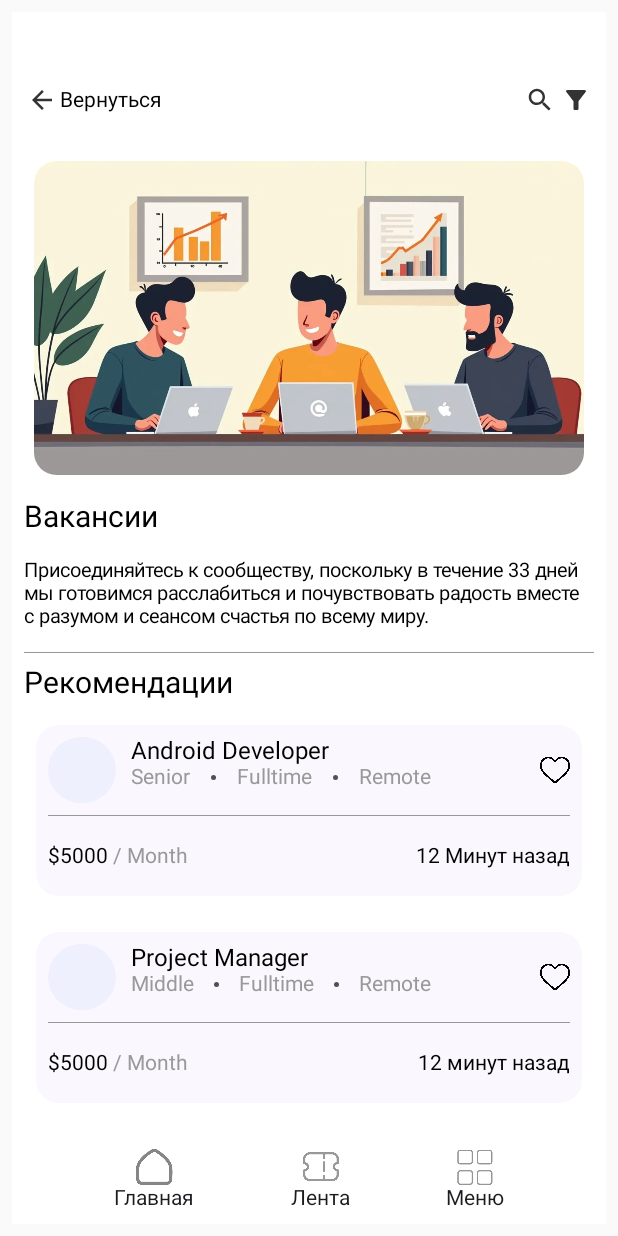
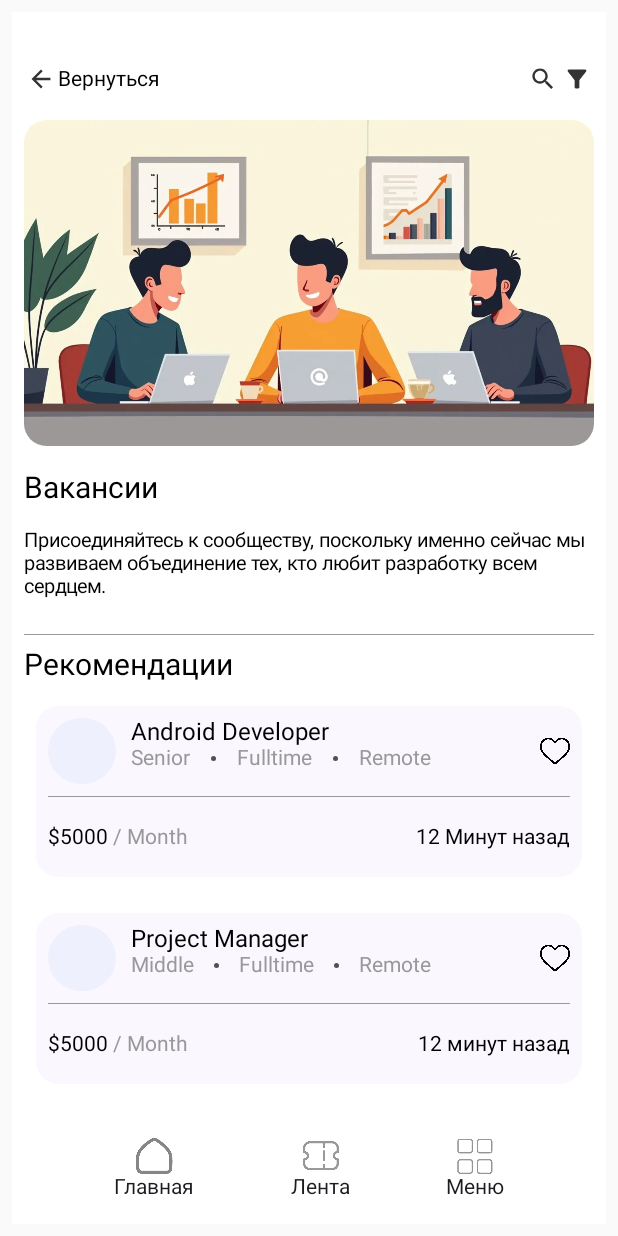
Before and after one commit to AlexUnderTheLulz/Nexify, an Android app built with Jetpack Compose: the VacancyScreen screen opened through its navigation route, on a phone screen of 412 x 824 dp. Run offline under Robolectric (Android 15) with nearby library versions, the phone set to English and light mode, and no system bars.

Commit message:
New screens

```diff
--- a/app/src/main/java/com/example/nexify/VacancyScreen.kt
+++ b/app/src/main/java/com/example/nexify/VacancyScreen.kt
@@ -9,6 +9,7 @@ import androidx.compose.foundation.layout.Box
 import androidx.compose.foundation.layout.Column
 import androidx.compose.foundation.layout.Row
 import androidx.compose.foundation.layout.Spacer
+import androidx.compose.foundation.layout.fillMaxHeight
 import androidx.compose.foundation.layout.fillMaxSize
 import androidx.compose.foundation.layout.fillMaxWidth
 import androidx.compose.foundation.layout.height
@@ -26,6 +27,7 @@ import androidx.compose.ui.Modifier
 import androidx.compose.ui.draw.clip
 import androidx.compose.ui.graphics.Canvas
 import androidx.compose.ui.graphics.Color
+import androidx.compose.ui.input.pointer.motionEventSpy
 import androidx.compose.ui.res.colorResource
 import androidx.compose.ui.res.painterResource
 import androidx.compose.ui.tooling.preview.Preview
@@ -35,7 +37,7 @@ import androidx.navigation.NavController
 import androidx.navigation.compose.rememberNavController
 
 
-@Preview
+@Preview(showSystemUi = true)
 @Composable
 fun MainVacancy(){
     Vacancy(jobs, navController = rememberNavController())
@@ -51,7 +53,8 @@ fun Vacancy(vacancies: List<Vacancy>, navController: NavController){
         .background(color = Color.White),
         verticalArrangement = Arrangement.SpaceBetween) {
 
-        Column(){
+        Column(modifier = Modifier
+            .weight(1f)){
 
         // Отступ сверху
             Row(
@@ -64,7 +67,7 @@ fun Vacancy(vacancies: List<Vacancy>, navController: NavController){
             Row(modifier = Modifier
                 .fillMaxWidth()
                 .padding(8.dp)
-                .height(50.dp),
+                .weight(1f),
             horizontalArrangement = Arrangement.SpaceBetween,
             verticalAlignment = Alignment.CenterVertically
             ) {
@@ -98,13 +101,12 @@ fun Vacancy(vacancies: List<Vacancy>, navController: NavController){
         Row(
             modifier = Modifier
                 .fillMaxWidth()
-                .height(225.dp)
+                .weight(6f)
                 .padding(8.dp),
             horizontalArrangement = Arrangement.Center
         ) {
 
             Image(modifier = Modifier
-                   // .size(400.dp)
                 .clip(shape = RoundedCornerShape(15.dp)),
 
                 painter = painterResource(
@@ -117,7 +119,7 @@ fun Vacancy(vacancies: List<Vacancy>, navController: NavController){
         Row(
             modifier = Modifier
                 .fillMaxWidth()
-                .height(40.dp)
+                .weight(1f)
                 .padding(8.dp)
         ) {
 
@@ -130,13 +132,13 @@ fun Vacancy(vacancies: List<Vacancy>, navController: NavController){
         Row(
             modifier = Modifier
                 .fillMaxWidth()
-                .height(70.dp)
+                .weight(2f)
                 .padding(8.dp)
         ) {
 
             Text(
                 fontSize = 13.sp,
-                text = "Присоединяйтесь к сообществу, поскольку в течение 33 дней мы готовимся расслабиться и почувствовать радость вместе с разумом и сеансом счастья по всему миру."
+                text = "Присоединяйтесь к сообществу, поскольку именно сейчас мы развиваем объединение тех, кто любит разработку всем сердцем."
             )
         }
 
@@ -150,7 +152,7 @@ fun Vacancy(vacancies: List<Vacancy>, navController: NavController){
         Row(
             modifier = Modifier
                 .fillMaxWidth()
-                .height(40.dp)
+                .weight(1f)
                 .padding(8.dp)
         ) {
 
@@ -159,18 +161,21 @@ fun Vacancy(vacancies: List<Vacancy>, navController: NavController){
                 text = "Рекомендации"
             )
         }
+
+            LazyColumn (modifier = Modifier
+                .weight(7f)
+                .padding(start = 8.dp, end = 8.dp)){
+                items(vacancies) { vacancy ->
+                    VacancyCard(vacancy = vacancy)
+                    Spacer(
+                        modifier = Modifier
+                        .height(8.dp)
+                    )
+                }
+
+
+            }
     }
-
-        // сделать высоту динамической, чтобы не перекрывало нижнюю часть
-
-        LazyColumn (modifier = Modifier
-            .height(275.dp)
-            .padding(start = 8.dp, end = 8.dp)){
-            items(vacancies) { vacancy ->
-                VacancyCard(vacancy = vacancy)
-                Spacer(modifier = Modifier
-                .height(8.dp))}
-        }
 
 
         // Нижняя панель навигации
@@ -222,8 +227,6 @@ fun Vacancy(vacancies: List<Vacancy>, navController: NavController){
 
                     Text(text = "Меню")
                 }
-
-
             }
         }
     }
```
Also changed, not shown: app/src/main/java/com/example/nexify/EventsScreen.kt (+7 -7 lines), app/src/main/java/com/example/nexify/InternshipsScreen.kt (+13 -15 lines).
